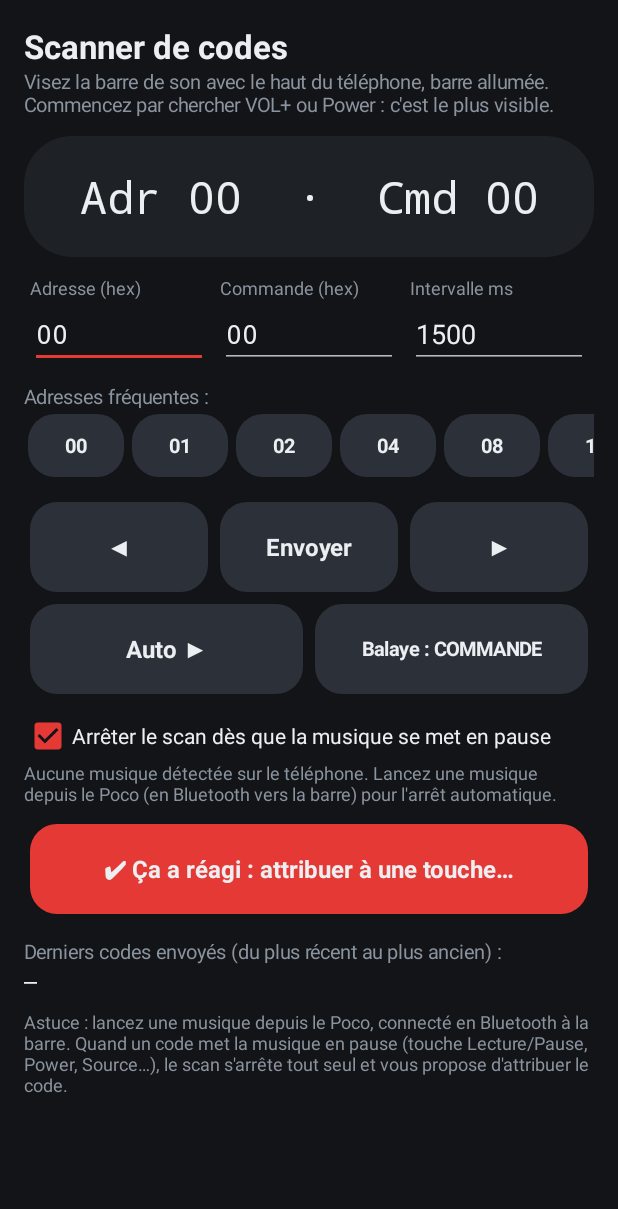
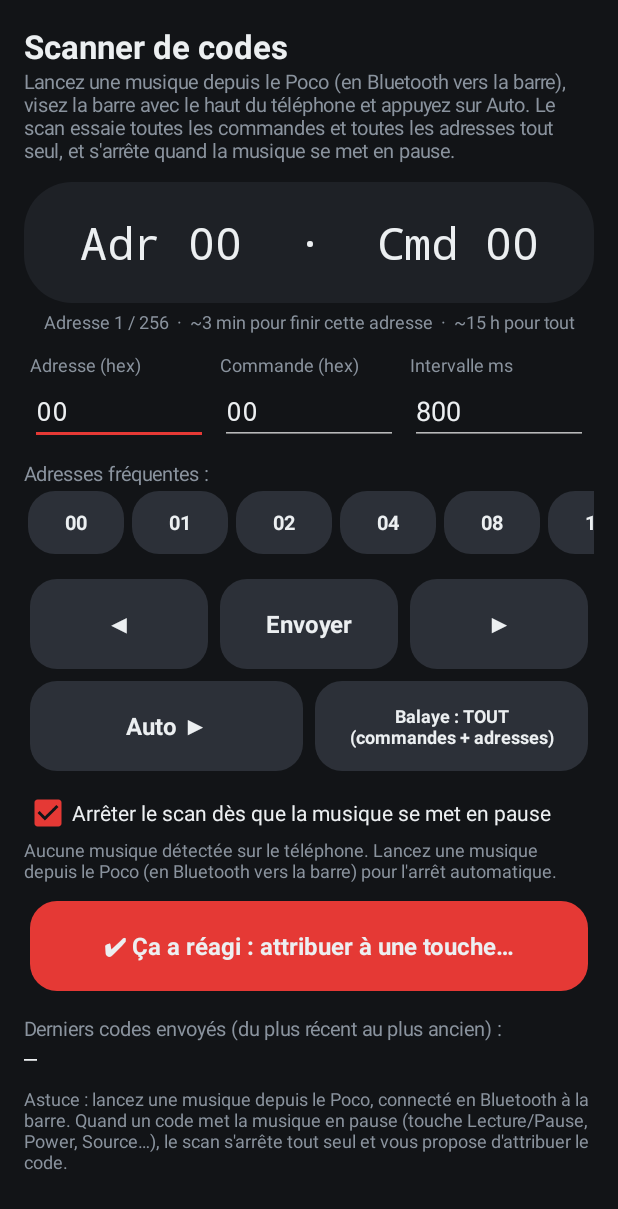
Before and after one commit to eliahousmietanski-crypto/-, an Android app: the screen it shows after launch (ScannerActivity), after a tap on "Scanner", on a phone screen of 412 x 824 dp. Shown: the top 1209 px of the screen. Run offline under Robolectric (Android 15) with nearby library versions, the phone set to English and light mode, and no system bars.

Commit message:
Scanner : mode TOUT qui enchaîne commandes et adresses automatiquement
En fin de commandes (FF), le balayage passe à l'adresse suivante, les
adresses les plus courantes en premier. Affiche la progression et le
temps restant ; intervalle par défaut réduit à 800 ms.

Co-Authored-By: Claude Opus 5.5 <noreply@anthropic.com>
Claude-Session: https://claude.ai/code/session_01V3BoSd42ZC5pvDmUGhWmta

```diff
--- a/app/build.gradle.kts
+++ b/app/build.gradle.kts
@@ -11,8 +11,8 @@ android {
         applicationId = "com.aiwa.asb060"
         minSdk = 23
         targetSdk = 34
-        versionCode = 2
-        versionName = "1.1"
+        versionCode = 3
+        versionName = "1.2"
     }
 
     buildTypes {
--- a/app/src/main/java/com/aiwa/asb060/ScannerActivity.kt
+++ b/app/src/main/java/com/aiwa/asb060/ScannerActivity.kt
@@ -35,7 +35,20 @@ class ScannerActivity : Activity() {
     private var address = 0x00
     private var extended = false
     private var command = 0x00
-    private var sweepAddress = false
+    /** 0 = TOUT (commandes puis adresse suivante), 1 = COMMANDE seule, 2 = ADRESSE seule */
+    private var mode = MODE_ALL
+    private val sweepAddress get() = mode == MODE_ADDRESS
+    private lateinit var progress: TextView
+
+    companion object {
+        const val MODE_ALL = 0
+        const val MODE_COMMAND = 1
+        const val MODE_ADDRESS = 2
+        /** Ordre des adresses en mode TOUT : les plus courantes d'abord, puis toutes les autres. */
+        val ADDRESS_ORDER: List<Int> = listOf(0x00, 0x01, 0x02, 0x04, 0x08, 0x10, 0x20, 0x40, 0x80, 0x6E, 0xFF).let { f ->
+            f + (0..0xFF).filter { it !in f }
+        }
+    }
     private var intervalMs = 1500
     private var running = false
 
@@ -76,7 +89,7 @@ class ScannerActivity : Activity() {
             }
             updateMusicStatus()
             if (System.currentTimeMillis() - sentAt >= intervalMs) {
-                if (!step(+1)) { stopAuto(); Toast.makeText(this@ScannerActivity, "Fin du balayage (FF)", Toast.LENGTH_SHORT).show(); return }
+                if (!step(+1)) { stopAuto(); Toast.makeText(this@ScannerActivity, "Balayage terminé", Toast.LENGTH_SHORT).show(); return }
                 render()
                 handler.post(tick)
             } else handler.postDelayed(this, 100)
@@ -95,12 +108,12 @@ class ScannerActivity : Activity() {
     /** La musique vient de s'arrêter : le code qui vient de partir est le bon (ou celui d'avant). */
     private fun musicStopped() {
         stopAuto()
-        val candidates = sent.take(2)
+        val candidates = sent.take(if (intervalMs < 1000) 3 else 2)
         val found = candidates.firstOrNull() ?: return
         AlertDialog.Builder(this)
             .setTitle("La musique s'est arrêtée !")
             .setMessage("Code envoyé juste avant : $found" +
-                (if (candidates.size > 1) "\n(si ce n'est pas lui, c'est ${candidates[1]})" else "") +
+                (if (candidates.size > 1) "\n(si ce n'est pas lui : ${candidates.drop(1).joinToString(" ou ")})" else "") +
                 "\n\nRelancez la musique puis appuyez sur « Tester » pour vérifier qu'il remet bien en pause.")
             .setPositiveButton("Attribuer à une touche") { _, _ -> pickKey(IrCode.parse(found)!!) }
             .setNeutralButton("Tester") { _, _ -> testCode(found) }
@@ -123,8 +136,8 @@ class ScannerActivity : Activity() {
         address = prefs.getInt("addr", 0)
         extended = prefs.getBoolean("ext", false)
         command = prefs.getInt("cmd", 0)
-        sweepAddress = prefs.getBoolean("sweepAddr", false)
-        intervalMs = prefs.getInt("interval", 1500)
+        mode = prefs.getInt("mode", MODE_ALL)
+        intervalMs = prefs.getInt("interval", 800)
         setContentView(buildUi())
         window.addFlags(WindowManager.LayoutParams.FLAG_KEEP_SCREEN_ON)
         render()
@@ -142,7 +155,7 @@ class ScannerActivity : Activity() {
         handler.removeCallbacks(statusLoop)
         stopAuto()
         prefs.edit().putInt("addr", address).putBoolean("ext", extended).putInt("cmd", command)
-            .putBoolean("sweepAddr", sweepAddress).putInt("interval", intervalMs).apply()
+            .putInt("mode", mode).putInt("interval", intervalMs).apply()
     }
 
     override fun onDestroy() {
@@ -156,7 +169,7 @@ class ScannerActivity : Activity() {
             setPadding(dp(16), dp(16), dp(16), dp(16))
         }
         root.addView(label("Scanner de codes", 22f).apply { typeface = android.graphics.Typeface.DEFAULT_BOLD })
-        root.addView(label("Visez la barre de son avec le haut du téléphone, barre allumée. Commencez par chercher VOL+ ou Power : c'est le plus visible.", 13f, muted = true), fullWidth().apply { bottomMargin = dp(12) })
+        root.addView(label("Lancez une musique depuis le Poco (en Bluetooth vers la barre), visez la barre avec le haut du téléphone et appuyez sur Auto. Le scan essaie toutes les commandes et toutes les adresses tout seul, et s'arrête quand la musique se met en pause.", 13f, muted = true), fullWidth().apply { bottomMargin = dp(12) })
 
         current = label("", 30f).apply {
             gravity = Gravity.CENTER
@@ -165,6 +178,8 @@ class ScannerActivity : Activity() {
             setPadding(dp(8), dp(20), dp(8), dp(20))
         }
         root.addView(current, fullWidth())
+        progress = label("", 12f, muted = true).apply { gravity = Gravity.CENTER }
+        root.addView(progress, fullWidth().apply { topMargin = dp(4) })
 
         // Champs
         val fields = row().apply { setPadding(0, dp(12), 0, 0) }
@@ -192,6 +207,7 @@ class ScannerActivity : Activity() {
         })
         intervalInput.addTextChangedListener(watcher { s ->
             intervalMs = (s.toIntOrNull() ?: return@watcher).coerceIn(300, 10000)
+            render()
         })
 
         // Adresses courantes
@@ -214,7 +230,7 @@ class ScannerActivity : Activity() {
 
         val ctl2 = row()
         autoBtn = keyButton("Auto ▶").apply { setOnClickListener { if (running) stopAuto() else startAuto() } }
-        modeBtn = keyButton("").apply { textSize = 13f; setOnClickListener { sweepAddress = !sweepAddress; render() } }
+        modeBtn = keyButton("").apply { textSize = 12f; setOnClickListener { mode = (mode + 1) % 3; render() } }
         ctl2.addView(autoBtn, weighted(60, 4))
         ctl2.addView(modeBtn, weighted(60, 4))
         root.addView(ctl2, fullWidth())
@@ -272,6 +288,18 @@ class ScannerActivity : Activity() {
 
     /** Avance (ou recule) d'un cran. @return false si on dépasse les bornes. */
     private fun step(d: Int): Boolean {
+        if (mode == MODE_ALL) {
+            val n = command + d
+            if (n in 0..0xFF) { command = n; return true }
+            // Fin (ou début) des commandes : on passe à l'adresse suivante (ou précédente).
+            val idx = if (extended) -1 else ADDRESS_ORDER.indexOf(address)
+            val next = idx + d
+            if (next < 0 || next >= ADDRESS_ORDER.size) return false
+            extended = false
+            address = ADDRESS_ORDER[next]
+            command = if (d > 0) 0x00 else 0xFF
+            return true
+        }
         if (sweepAddress) {
             val max = if (extended) 0xFFFF else 0xFF
             val n = address + d
@@ -323,7 +351,22 @@ class ScannerActivity : Activity() {
         if (cmdInput.text.toString() != c) cmdInput.setText(c)
         updatingFields = false
         autoBtn.text = if (running) "⏸ Pause" else "Auto ▶"
-        modeBtn.text = if (sweepAddress) "Balaye : ADRESSE" else "Balaye : COMMANDE"
+        modeBtn.text = when (mode) {
+            MODE_ALL -> "Balaye : TOUT\n(commandes + adresses)"
+            MODE_COMMAND -> "Balaye : COMMANDE\n(adresse fixe)"
+            else -> "Balaye : ADRESSE\n(commande fixe)"
+        }
+        val perCode = intervalMs / 1000.0
+        progress.text = when (mode) {
+            MODE_ALL -> {
+                val idx = if (extended) -1 else ADDRESS_ORDER.indexOf(address)
+                val left = ((ADDRESS_ORDER.size - 1 - idx) * 256 + (255 - command)) * perCode / 60
+                val leftAddr = (255 - command) * perCode / 60
+                String.format(Locale.FRANCE, "Adresse %d / 256  ·  ~%.0f min pour finir cette adresse  ·  ~%.0f h pour tout", idx + 1, leftAddr, left / 60)
+            }
+            MODE_COMMAND -> String.format(Locale.FRANCE, "~%.0f min pour finir cette adresse", (255 - command) * perCode / 60)
+            else -> ""
+        }
     }
 
     private fun assign() {
@@ -344,7 +387,7 @@ class ScannerActivity : Activity() {
                 store.set(keys[i], code)
                 Toast.makeText(this, "${code.format()} → ${keys[i].label}", Toast.LENGTH_SHORT).show()
                 // On passe en mode commande sur cette adresse pour trouver les touches suivantes.
-                if (code is IrCode.Nec && sweepAddress) { sweepAddress = false; render() }
+                if (code is IrCode.Nec && mode != MODE_COMMAND) { mode = MODE_COMMAND; address = code.address; extended = code.extended; render() }
             }
             .setNegativeButton("Annuler", null)
             .show()
```
Also changed, not shown: 1 other file.
